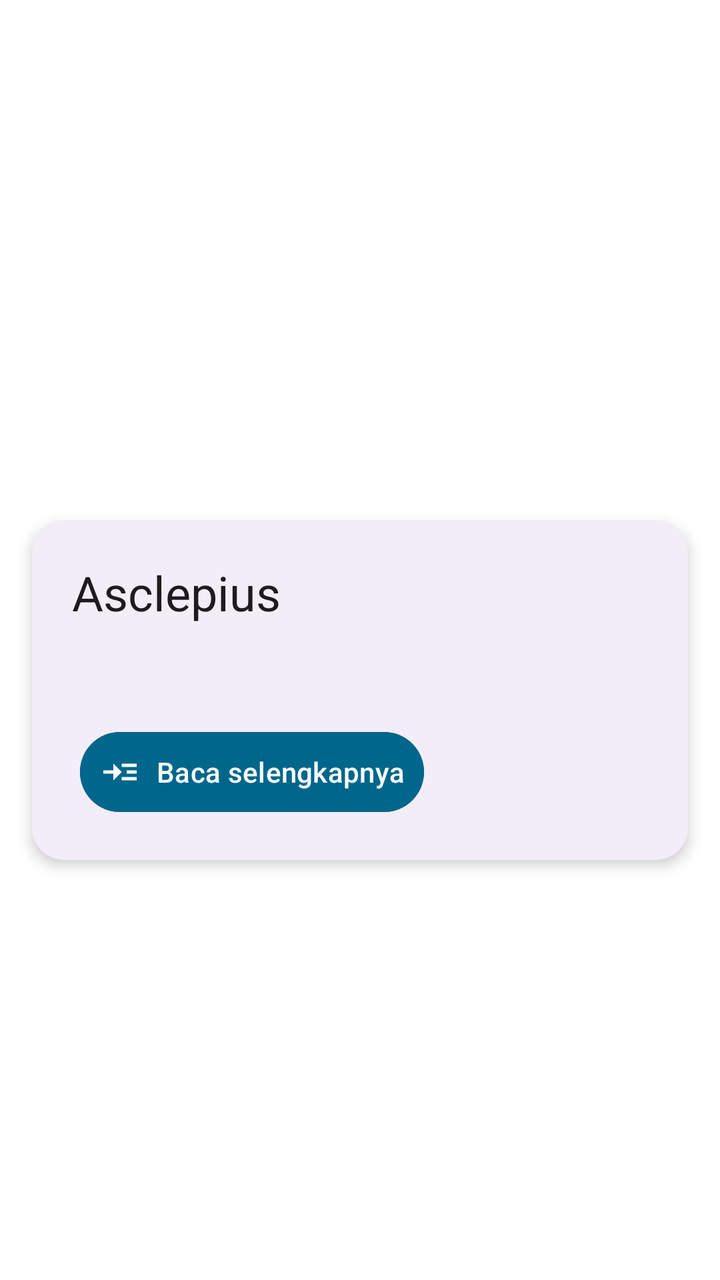
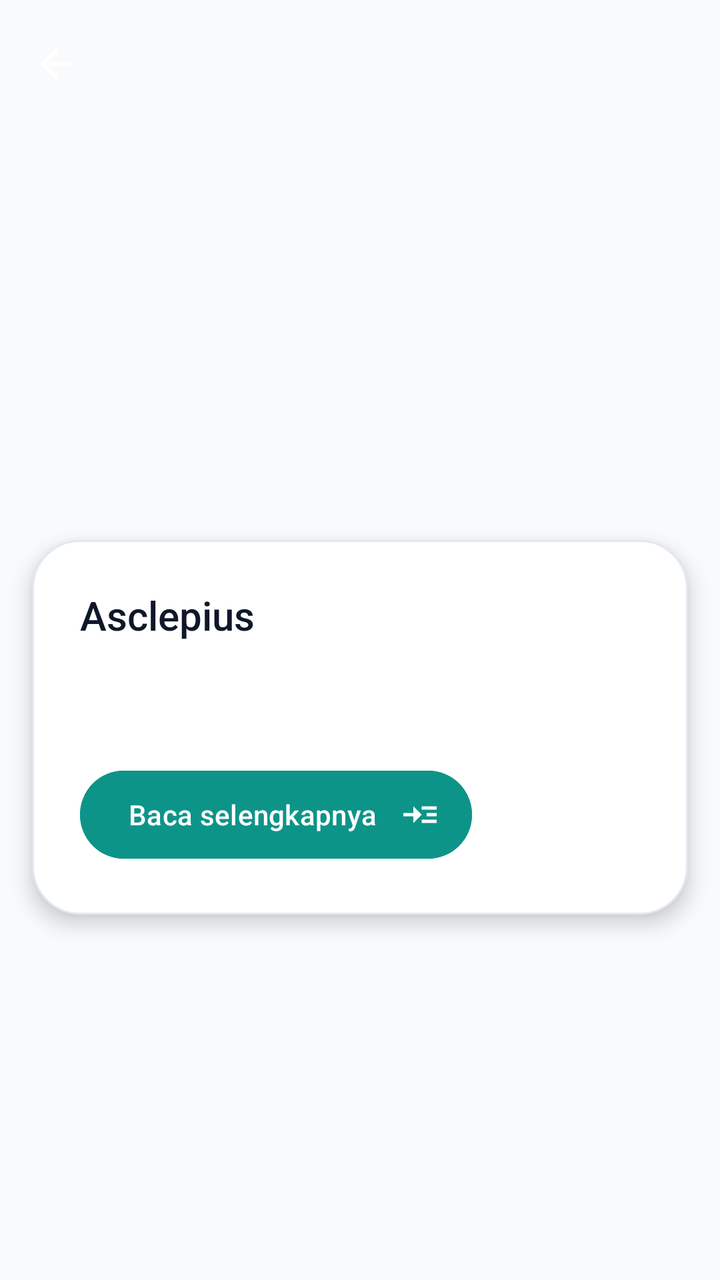

Before-and-after screenshots of an Android layout around one commit, followed by the original layout XML and the change that was made.
<!-- AndroidManifest.xml: application theme Theme.Asclepius -->
<!-- res/layout/activity_news_detail.xml -->
<?xml version="1.0" encoding="utf-8"?>
<ScrollView xmlns:android="http://schemas.android.com/apk/res/android"
    xmlns:app="http://schemas.android.com/apk/res-auto"
    xmlns:tools="http://schemas.android.com/tools"
    android:layout_width="match_parent"
    android:layout_height="match_parent"
    android:background="?attr/colorSurfaceContainerLowest"
    android:fillViewport="true"
    tools:context=".ui.NewsDetail">

    <androidx.constraintlayout.widget.ConstraintLayout
        android:layout_width="match_parent"
        android:layout_height="wrap_content"
        android:paddingBottom="24dp">

        
        <com.google.android.material.imageview.ShapeableImageView
            android:id="@+id/imageView"
            android:layout_width="0dp"
            android:layout_height="300dp"
            android:contentDescription="image"
            android:scaleType="centerCrop"
            app:layout_constraintEnd_toEndOf="parent"
            app:layout_constraintStart_toStartOf="parent"
            app:layout_constraintTop_toTopOf="parent"
            app:shapeAppearanceOverlay="@style/ShapeAppearanceOverlay.Material3.Corner.Top" />

        
        <com.google.android.material.appbar.MaterialToolbar
            android:id="@+id/toolbar"
            android:layout_width="match_parent"
            android:layout_height="wrap_content"
            android:background="@android:color/transparent"
            android:theme="@style/ThemeOverlay.Material3.Dark.ActionBar"
            app:layout_constraintTop_toTopOf="parent"
            app:navigationIcon="@drawable/ic_arrow_back" />

        
        <com.google.android.material.card.MaterialCardView
            android:id="@+id/cardContent"
            android:layout_width="match_parent"
            android:layout_height="wrap_content"
            android:layout_marginHorizontal="16dp"
            android:layout_marginTop="260dp"
            app:cardBackgroundColor="?attr/colorSurfaceContainer"
            app:cardCornerRadius="16dp"
            app:cardElevation="4dp"
            app:layout_constraintEnd_toEndOf="parent"
            app:layout_constraintStart_toStartOf="parent"
            app:layout_constraintTop_toTopOf="parent"
            app:strokeWidth="0dp">

            <LinearLayout
                android:layout_width="match_parent"
                android:layout_height="wrap_content"
                android:orientation="vertical"
                android:padding="20dp">

                <com.google.android.material.textview.MaterialTextView
                    android:id="@+id/titleTextView"
                    android:layout_width="match_parent"
                    android:layout_height="wrap_content"
                    android:text="@string/app_name"
                    android:textAppearance="?attr/textAppearanceHeadlineSmall"
                    android:textColor="?attr/colorOnSurface" />

                <com.google.android.material.textview.MaterialTextView
                    android:id="@+id/descTextView"
                    android:layout_width="match_parent"
                    android:layout_height="wrap_content"
                    android:layout_marginTop="12dp"
                    android:justificationMode="inter_word"
                    android:lineSpacingExtra="6dp"
                    android:textColor="?attr/colorOnSurfaceVariant"
                    android:textSize="16sp" />

                <com.google.android.material.button.MaterialButton
                    android:id="@+id/buttonReadArticle"
                    style="@style/Widget.Material3.Button.IconButton.Filled"
                    android:layout_width="wrap_content"
                    android:layout_height="wrap_content"
                    android:layout_marginTop="16dp"
                    android:backgroundTint="?attr/colorPrimaryVariant"
                    android:text="Baca selengkapnya"
                    app:cornerRadius="24dp"
                    app:icon="@drawable/ic_read_more"
                    app:iconPadding="8dp"
                    app:iconTint="?attr/colorOnPrimary" />

            </LinearLayout>
        </com.google.android.material.card.MaterialCardView>
    </androidx.constraintlayout.widget.ConstraintLayout>
</ScrollView>
<!-- resources referenced by this layout -->
<resources>
  <!-- drawable ic_arrow_back (drawable) -->
  <vector xmlns:android="http://schemas.android.com/apk/res/android"
      android:width="24dp"
      android:height="24dp"
      android:viewportWidth="960"
      android:viewportHeight="960"
      android:tint="?attr/colorControlNormal"
      android:autoMirrored="true">
    <path
        android:fillColor="?attr/colorControlNormal"
        android:pathData="M313,520L537,744L480,800L160,480L480,160L537,216L313,440L800,440L800,520L313,520Z"/>
  </vector>
  <!-- drawable ic_read_more (drawable) -->
  <vector xmlns:android="http://schemas.android.com/apk/res/android" android:autoMirrored="true" android:height="24dp" android:tint="#000000" android:viewportHeight="24" android:viewportWidth="24" android:width="24dp">
        
      <path android:fillColor="@android:color/white" android:pathData="M13,7h9v2h-9z"/>
        
      <path android:fillColor="@android:color/white" android:pathData="M13,15h9v2h-9z"/>
        
      <path android:fillColor="@android:color/white" android:pathData="M16,11h6v2h-6z"/>
        
      <path android:fillColor="@android:color/white" android:pathData="M13,12l-5,-5l0,4l-6,0l0,2l6,0l0,4z"/>
      
  </vector>
  <string name="app_name">Asclepius</string>
  <style name="Theme.Asclepius" parent="Theme.Material3.DayNight.NoActionBar">
          
          
          <item name="android:colorControlNormal">#000000</item>
          <item name="android:popupMenuStyle">@style/roundedPopupMenu</item>
      </style>
  <style name="roundedPopupMenu" parent="Widget.Material3.PopupMenu">
          <item name="android:popupBackground">@drawable/custom_popup_background</item>
      </style>
  <!-- drawable custom_popup_background (drawable) -->
  <?xml version="1.0" encoding="UTF-8"?>
  <shape xmlns:android="http://schemas.android.com/apk/res/android">
      <solid android:color="?attr/colorSurface"/>
      <corners
          android:radius="16dp"/>
      <padding
          android:bottom="8dp"
          android:top="8dp"/>
  </shape>
</resources>

<!-- the commit's change to res/layout/activity_news_detail.xml (unified diff, before → after) -->
@@ -4,26 +4,25 @@
     xmlns:tools="http://schemas.android.com/tools"
     android:layout_width="match_parent"
     android:layout_height="match_parent"
-    android:background="?attr/colorSurfaceContainerLowest"
+    android:background="@color/surface_canvas"
     android:fillViewport="true"
     tools:context=".ui.NewsDetail">
 
     <androidx.constraintlayout.widget.ConstraintLayout
         android:layout_width="match_parent"
         android:layout_height="wrap_content"
-        android:paddingBottom="24dp">
+        android:paddingBottom="32dp">
 
         
         <com.google.android.material.imageview.ShapeableImageView
             android:id="@+id/imageView"
             android:layout_width="0dp"
-            android:layout_height="300dp"
+            android:layout_height="320dp"
             android:contentDescription="image"
             android:scaleType="centerCrop"
             app:layout_constraintEnd_toEndOf="parent"
             app:layout_constraintStart_toStartOf="parent"
-            app:layout_constraintTop_toTopOf="parent"
-            app:shapeAppearanceOverlay="@style/ShapeAppearanceOverlay.Material3.Corner.Top" />
+            app:layout_constraintTop_toTopOf="parent" />
 
         
         <com.google.android.material.appbar.MaterialToolbar
@@ -31,9 +30,9 @@
             android:layout_width="match_parent"
             android:layout_height="wrap_content"
             android:background="@android:color/transparent"
-            android:theme="@style/ThemeOverlay.Material3.Dark.ActionBar"
             app:layout_constraintTop_toTopOf="parent"
-            app:navigationIcon="@drawable/ic_arrow_back" />
+            app:navigationIcon="@drawable/ic_arrow_back"
+            app:navigationIconTint="@color/white" />
 
         
         <com.google.android.material.card.MaterialCardView
@@ -41,51 +40,63 @@
             android:layout_width="match_parent"
             android:layout_height="wrap_content"
             android:layout_marginHorizontal="16dp"
-            android:layout_marginTop="260dp"
-            app:cardBackgroundColor="?attr/colorSurfaceContainer"
-            app:cardCornerRadius="16dp"
-            app:cardElevation="4dp"
+            android:layout_marginTop="270dp"
+            app:cardBackgroundColor="@color/surface_card"
+            app:cardCornerRadius="24dp"
+            app:cardElevation="6dp"
             app:layout_constraintEnd_toEndOf="parent"
             app:layout_constraintStart_toStartOf="parent"
             app:layout_constraintTop_toTopOf="parent"
-            app:strokeWidth="0dp">
+            app:strokeColor="@color/surface_card_stroke"
+            app:strokeWidth="1dp">
 
             <LinearLayout
                 android:layout_width="match_parent"
                 android:layout_height="wrap_content"
                 android:orientation="vertical"
-                android:padding="20dp">
+                android:padding="24dp">
 
                 <com.google.android.material.textview.MaterialTextView
                     android:id="@+id/titleTextView"
                     android:layout_width="match_parent"
                     android:layout_height="wrap_content"
+                    android:fontFamily="sans-serif-medium"
+                    android:lineSpacingExtra="4dp"
                     android:text="@string/app_name"
                     android:textAppearance="?attr/textAppearanceHeadlineSmall"
-                    android:textColor="?attr/colorOnSurface" />
+                    android:textColor="@color/text_primary"
+                    android:textSize="20sp" />
 
                 <com.google.android.material.textview.MaterialTextView
                     android:id="@+id/descTextView"
                     android:layout_width="match_parent"
                     android:layout_height="wrap_content"
-                    android:layout_marginTop="12dp"
+                    android:layout_marginTop="16dp"
                     android:justificationMode="inter_word"
                     android:lineSpacingExtra="6dp"
-                    android:textColor="?attr/colorOnSurfaceVariant"
-                    android:textSize="16sp" />
+                    android:textColor="@color/text_secondary"
+                    android:textSize="15sp" />
 
+                
                 <com.google.android.material.button.MaterialButton
                     android:id="@+id/buttonReadArticle"
-                    style="@style/Widget.Material3.Button.IconButton.Filled"
                     android:layout_width="wrap_content"
-                    android:layout_height="wrap_content"
-                    android:layout_marginTop="16dp"
-                    android:backgroundTint="?attr/colorPrimaryVariant"
+                    android:layout_height="52dp"
+                    android:layout_marginTop="24dp"
+                    android:backgroundTint="@color/brand_primary"
+                    android:paddingStart="24dp"
+                    android:paddingEnd="16dp"
                     android:text="Baca selengkapnya"
-                    app:cornerRadius="24dp"
+                    android:textAllCaps="false"
+                    android:textColor="@color/white"
+                    android:textSize="14sp"
+                    app:cornerRadius="999dp"
+                    app:elevation="2dp"
                     app:icon="@drawable/ic_read_more"
-                    app:iconPadding="8dp"
-                    app:iconTint="?attr/colorOnPrimary" />
+                    app:iconGravity="end"
+                    app:iconPadding="12dp"
+                    app:iconSize="20dp"
+                    app:iconTint="@color/white" />
 
             </LinearLayout>
         </com.google.android.material.card.MaterialCardView>
<!-- resource entries referenced after the edit -->
@@ -1,5 +1,12 @@
 <!-- resources referenced by this layout -->
 <resources>
+  <color name="brand_primary">#0D9488</color>
+  <color name="surface_canvas">#F8FAFC</color>
+  <color name="surface_card">#FFFFFF</color>
+  <color name="surface_card_stroke">#E2E8F0</color>
+  <color name="text_primary">#0F172A</color>
+  <color name="text_secondary">#475569</color>
+  <color name="white">#FFFFFFFF</color>
   <!-- drawable ic_arrow_back (drawable) -->
   <vector xmlns:android="http://schemas.android.com/apk/res/android"
       android:width="24dp"
